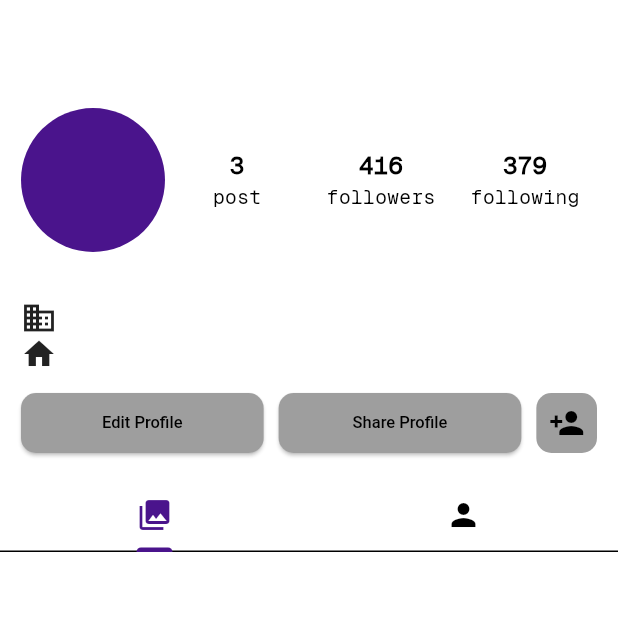
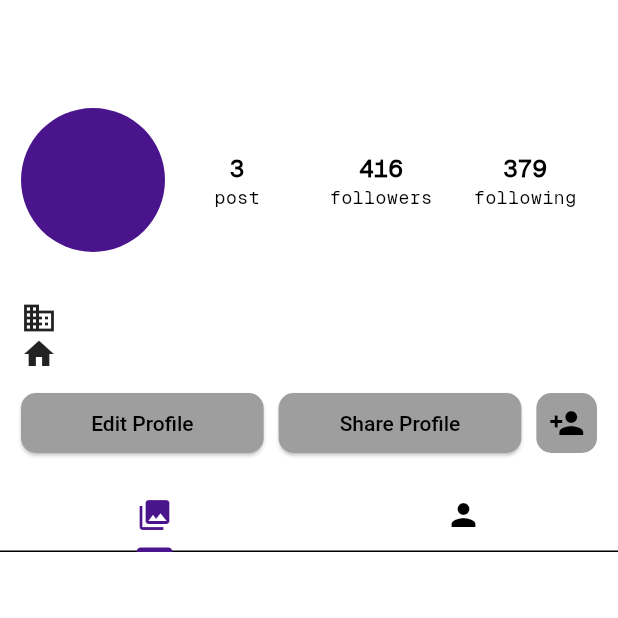
Before and after one commit to YigitTilki/mdp2, a Flutter app: the ProfileView screen opened directly with empty values, on a phone screen of 412 x 824 dp, the top half of it. Run offline on Flutter 3.47's test engine with Material 3 defaults, Android fonts, the phone set to English and light mode, and no system bars; our stand-ins replace auto_route, cached_network_image, connectivity_plus, dio, flutter_dotenv, flutter_i18n and 4 more; generated files the repository leaves out were written again; network calls fail.

Commit message:
theme config

```diff
--- a/lib/feature/profile/view/widgets/edit_share_row.dart
+++ b/lib/feature/profile/view/widgets/edit_share_row.dart
@@ -14,13 +14,6 @@ class EditShareRow extends ConsumerWidget {
           flex: 4,
           child: ElevatedButton(
             onPressed: () {},
-            style: ElevatedButton.styleFrom(
-              shape: const RoundedRectangleBorder(
-                borderRadius: BorderRadius.all(
-                  Radius.circular(10),
-                ),
-              ),
-            ),
             child: Text(
               ref.translate('profile_page.edit_profile'),
             ),
@@ -31,13 +24,6 @@ class EditShareRow extends ConsumerWidget {
           flex: 4,
           child: ElevatedButton(
             onPressed: () {},
-            style: ElevatedButton.styleFrom(
-              shape: const RoundedRectangleBorder(
-                borderRadius: BorderRadius.all(
-                  Radius.circular(10),
-                ),
-              ),
-            ),
             child: Text(
               ref.translate(
                 'profile_page.share_profile',
--- a/lib/feature/profile/view/widgets/follower_detail_column.dart
+++ b/lib/feature/profile/view/widgets/follower_detail_column.dart
@@ -1,4 +1,4 @@
-import 'package:flutter/widgets.dart';
+import 'package:flutter/material.dart';
 
 class FollowerDetailColumn extends StatelessWidget {
   const FollowerDetailColumn({
@@ -16,11 +16,13 @@ class FollowerDetailColumn extends StatelessWidget {
       children: [
         Text(
           count,
-          style: const TextStyle(fontWeight: FontWeight.w700, fontSize: 16),
+          style: Theme.of(context).textTheme.titleMedium?.copyWith(
+                fontWeight: FontWeight.w700,
+              ),
         ),
         Text(
           label,
-          style: const TextStyle(fontWeight: FontWeight.w400, fontSize: 13),
+          style: Theme.of(context).textTheme.bodySmall,
         ),
       ],
     );
--- a/lib/feature/profile/view/widgets/user_info_column.dart
+++ b/lib/feature/profile/view/widgets/user_info_column.dart
@@ -14,7 +14,10 @@ class UserInfoColumn extends StatelessWidget {
       children: [
         Text(
           user.name,
-          style: const TextStyle(fontWeight: FontWeight.w700),
+          style: Theme.of(context)
+              .textTheme
+              .titleSmall
+              ?.copyWith(fontWeight: FontWeight.w700),
         ),
         const AppSpacer.vertical5(),
         Row(
--- a/lib/product/init/theme/light_theme.dart
+++ b/lib/product/init/theme/light_theme.dart
@@ -30,7 +30,7 @@ final class LightTheme implements BaseTheme {
           shape: RoundedRectangleBorder(
             borderRadius: BorderRadius.circular(10),
           ),
-          textStyle: textTheme.labelSmall,
+          textStyle: textTheme.titleSmall,
         ),
       );
 
```
